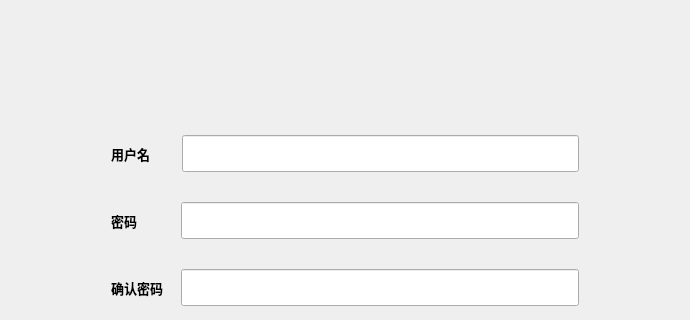
Above: InstantMessage/pages/RegisterDialog.ui from TivalM/Instant-Messaging before the change; both pictures show x 0 to 690 and y 0 to 320 of the 690 by 548 pixel window. Below: the same form after it.
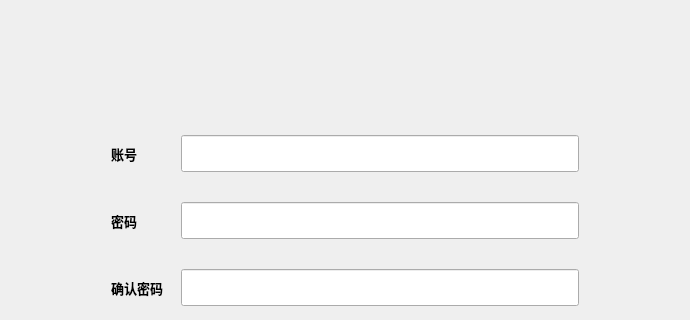
That is the form after the change.

Patch:
```diff
--- a/InstantMessage/pages/RegisterDialog.ui
+++ b/InstantMessage/pages/RegisterDialog.ui
@@ -26,7 +26,7 @@
    <item>
     <layout class="QHBoxLayout" name="horizontalLayout">
      <property name="spacing">
-      <number>32</number>
+      <number>44</number>
      </property>
      <property name="leftMargin">
       <number>100</number>
@@ -54,7 +54,7 @@
         </font>
        </property>
        <property name="text">
-        <string>用户名</string>
+        <string>账号</string>
        </property>
       </widget>
      </item>
```
Left out of the diff: 2 changed lines with no effect on the pictures.
